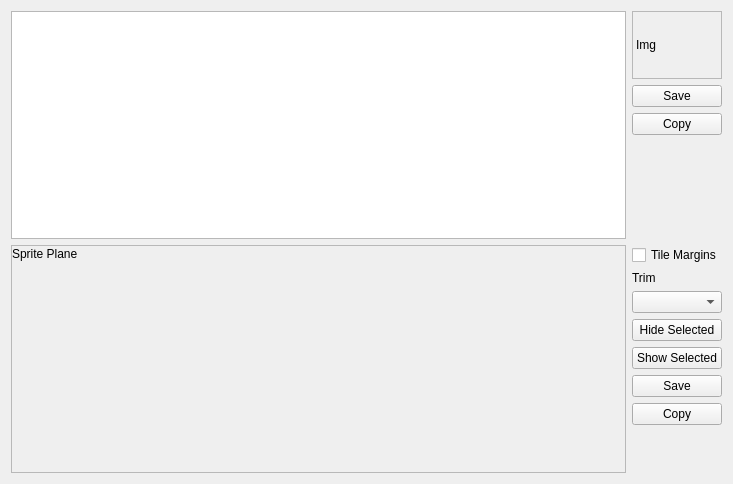
First picture: the form in qt/tabsprite.ui, repository Lupinzar/gssex, before the edit.
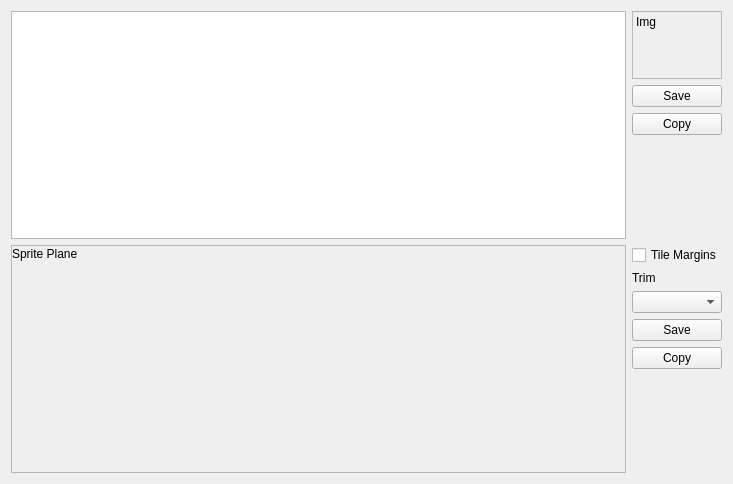
Second picture: the form after the edit. Icons and pictures are not drawn.

```diff
--- a/qt/tabsprite.ui
+++ b/qt/tabsprite.ui
@@ -42,6 +42,9 @@
        <property name="text">
         <string>Img</string>
        </property>
+       <property name="alignment">
+        <set>Qt::AlignmentFlag::AlignLeading|Qt::AlignmentFlag::AlignLeft|Qt::AlignmentFlag::AlignTop</set>
+       </property>
       </widget>
      </item>
      <item>
@@ -142,28 +145,6 @@
      <item>
       <widget class="QComboBox" name="trim_combo"/>
      </item>
-     <item>
-      <widget class="QPushButton" name="hide_button">
-       <property name="text">
-        <string>Hide Selected</string>
-       </property>
-       <property name="icon">
-        <iconset resource="resource.qrc">
-         <normaloff>:/icons/eye-off.svg</normaloff>:/icons/eye-off.svg</iconset>
-       </property>
-      </widget>
-     </item>
-     <item>
-      <widget class="QPushButton" name="show_button">
-       <property name="text">
-        <string>Show Selected</string>
-       </property>
-       <property name="icon">
-        <iconset resource="resource.qrc">
-         <normaloff>:/icons/eye.svg</normaloff>:/icons/eye.svg</iconset>
-       </property>
-      </widget>
-     </item>
      <item>
       <widget class="QPushButton" name="save_plane_button">
        <property name="toolTip">
```
Left out of the diff: 4 changed lines with no effect on the pictures.
